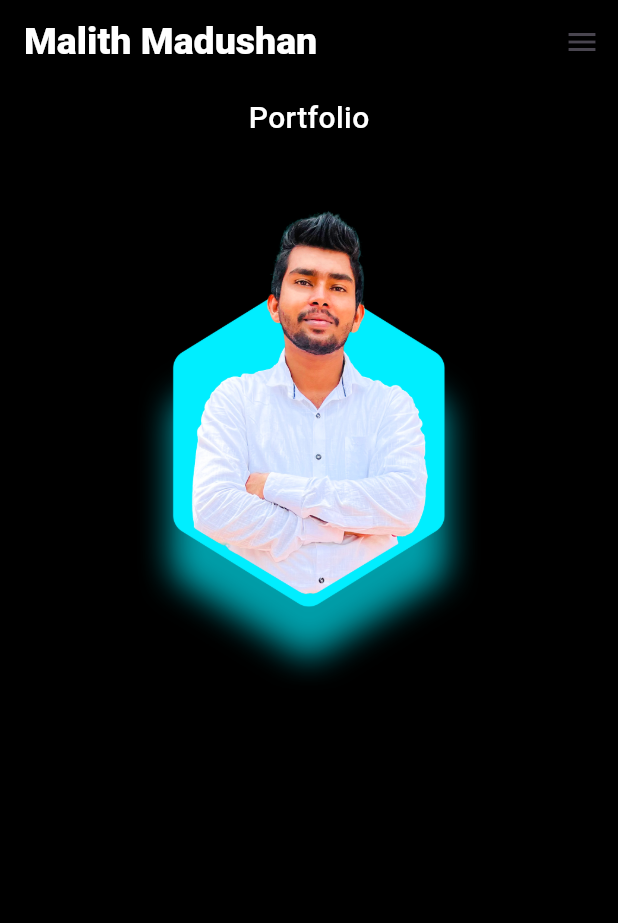
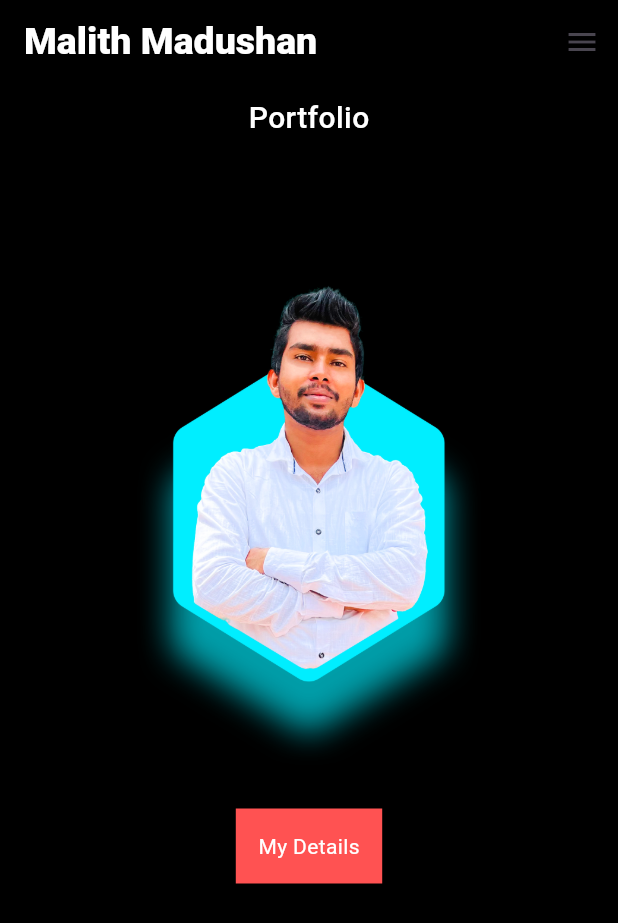
Before and after one commit to IT21280474/Flutter_Portfolio_App, a Flutter app: the screen it shows after launch, on a phone screen of 412 x 824 dp. Shown: the top 923 px of the screen. Run offline on Flutter 3.47's test engine with Material 3 defaults, Android fonts, the phone set to English and light mode, and no system bars.

Commit message:
3rd commit

```diff
--- a/lib/main.dart
+++ b/lib/main.dart
@@ -28,9 +28,11 @@ class MyApp extends StatelessWidget {
           ],
         ),
 
-        body:  Padding(
+        body: SingleChildScrollView(
+          child: Padding(
             padding: const EdgeInsets.all(8.0),
             child: Column(
+              crossAxisAlignment: CrossAxisAlignment.center,
               children: [
                 const Text("Portfolio",
                 style: TextStyle(
@@ -39,11 +41,25 @@ class MyApp extends StatelessWidget {
                   fontWeight: FontWeight.w500
                 ),
                 ),
+                const SizedBox(
+                  height: 50,
+                ),
                 Center(
                   child: Image.asset("assets/malith2.png",
                   ),
+                ),
+                //Button
+                Container(
+                  padding:EdgeInsets.all(15),
+                  color: Colors.redAccent,
+                  decoration: BoxDecoration(),
+                  child: Text(
+                    "My Details",
+                   style: TextStyle(color: Colors.white)
+                  ),
                   )
               ],
+            ),
           ),
         ) ,
       ),
```
Lines whose indentation alone changed are shown as unchanged.
